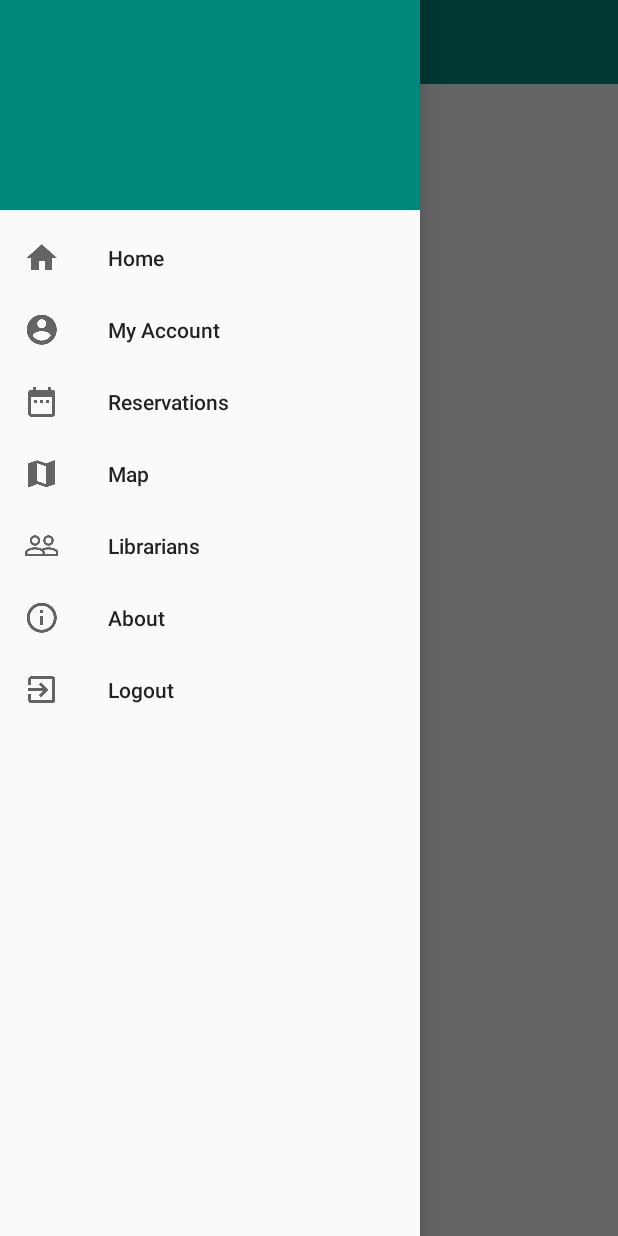
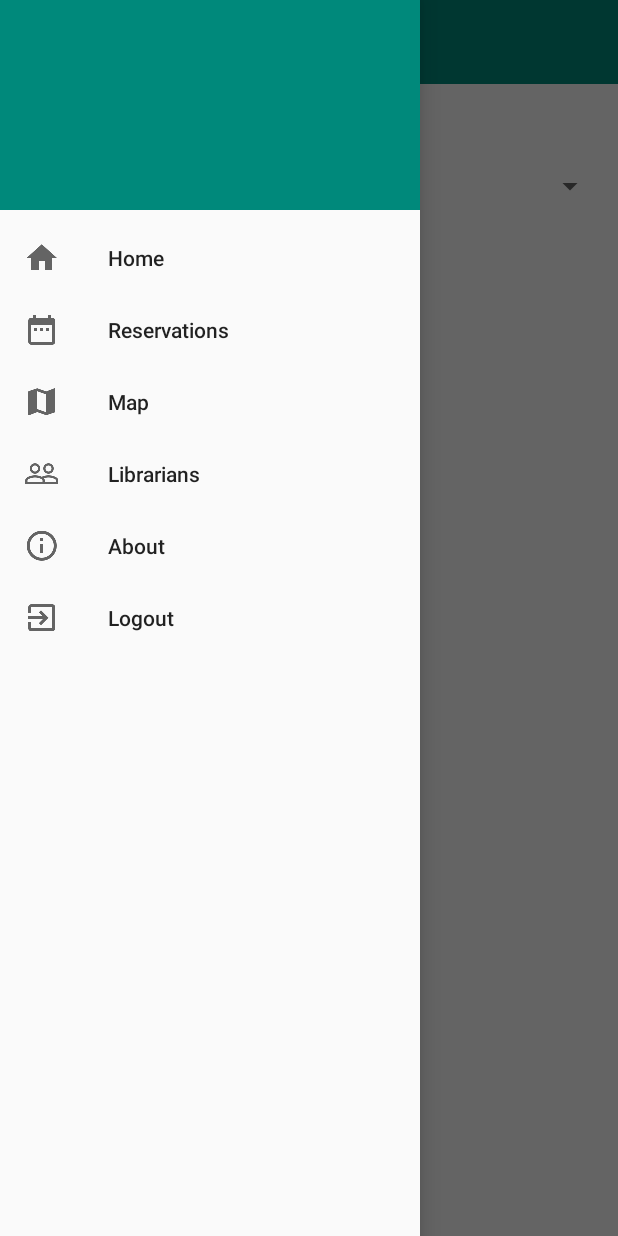
Before and after one commit to AjayArumugam07/BVN_Library, an Android app: the SearchScreen screen opened directly, with no data from a screen before it, with the side drawer open, on a phone screen of 412 x 824 dp. Run offline under Robolectric (Android 15) with nearby library versions, the phone set to English and light mode, and no system bars; our stand-ins replace Firebase (no records; nobody signed in at launch, a user with empty details on screens opened directly); libraries missing offline, so code that uses them is left out: com.facebook, com.facebook.login; 2 statements that could not run were skipped.

Commit message:
31 Adding Searchbar to Search Screen and Removing My Account

```diff
--- a/BVNLibrary/app/src/main/AndroidManifest.xml
+++ b/BVNLibrary/app/src/main/AndroidManifest.xml
@@ -22,7 +22,6 @@
         <activity android:name=".CreateUser" />
         <activity android:name=".HomeScreen" />
         <activity android:name=".DrawerMenu" />
-        <activity android:name=".MyAccount" />
         <activity android:name=".Reservations" />
         <activity android:name=".Map" />
         <activity android:name=".Librarians" />
--- a/BVNLibrary/app/src/main/java/com/imaginationcreators/bvnlibrary/DrawerMenu.java
+++ b/BVNLibrary/app/src/main/java/com/imaginationcreators/bvnlibrary/DrawerMenu.java
@@ -54,10 +54,6 @@ public class DrawerMenu extends AppCompatActivity {
                         startActivity(new Intent(DrawerMenu.this, HomeScreen.class));
                         finish();
                         break;
-                    case R.id.myAccount:
-                        startActivity(new Intent(DrawerMenu.this, MyAccount.class));
-                        finish();
-                        break;
                     case R.id.reservations:
                         startActivity(new Intent(DrawerMenu.this, Reservations.class));
                         finish();
--- a/BVNLibrary/app/src/main/java/com/imaginationcreators/bvnlibrary/Search.java
+++ b/BVNLibrary/app/src/main/java/com/imaginationcreators/bvnlibrary/Search.java
@@ -60,6 +60,7 @@ public class Search {
                         {
                             searchResults.add(searchSample.get(j));
                             Log.d(TAG, searchSample.get(j).getTitle());
+                            Log.d(TAG, "onCompltesete: " + titleArray.length);
                         }
                         if (searchType.equals("Author") && (searchSample.get(j).getAuthorFirstName().toLowerCase().contains(titleArray[i]) || searchSample.get(j).getAuthorLastName().toLowerCase().contains(titleArray[i])))
                         {
@@ -77,7 +78,7 @@ public class Search {
                                 searchSample.get(j).getISBN().contains(titleArray[i]))
                         {
                             searchResults.add(searchSample.get(j));
-                            Log.d(TAG, searchSample.get(j).getTitle());
+                            //Log.d(TAG, searchSample.get(j).getTitle());
                         }
                     }
                 }
--- a/BVNLibrary/app/src/main/java/com/imaginationcreators/bvnlibrary/SearchScreen.java
+++ b/BVNLibrary/app/src/main/java/com/imaginationcreators/bvnlibrary/SearchScreen.java
@@ -31,7 +31,7 @@ public class SearchScreen extends DrawerMenu {
             @Override
             public void onComplete(@NonNull Task<ArrayList<Books>> task) {
                 AssignBook assignBook = new AssignBook();
-                assignBook.checkoutReserveBook(search.searchResults.get(1));
+                assignBook.checkoutReserveBook(search.searchResults.get(0));
                 recyclerView = (RecyclerView) findViewById(R.id.recyclerView);
                 recyclerView.setHasFixedSize(true);
                 recyclerView.setLayoutManager(new LinearLayoutManager(SearchScreen.this));
--- a/BVNLibrary/app/src/main/res/layout/search_screen.xml
+++ b/BVNLibrary/app/src/main/res/layout/search_screen.xml
@@ -1,14 +1,45 @@
 <?xml version="1.0" encoding="utf-8"?>
-<RelativeLayout xmlns:android="http://schemas.android.com/apk/res/android"
+<android.support.constraint.ConstraintLayout xmlns:android="http://schemas.android.com/apk/res/android"
     xmlns:app="http://schemas.android.com/apk/res-auto"
     xmlns:tools="http://schemas.android.com/tools"
     android:layout_width="match_parent"
     android:layout_height="match_parent"
     tools:context="com.imaginationcreators.bvnlibrary.SearchScreen">
 
+    <SearchView
+        android:id="@+id/searchBar"
+        android:layout_width="0dp"
+        android:layout_height="wrap_content"
+        android:layout_marginEnd="8dp"
+        android:layout_marginStart="8dp"
+        android:layout_marginTop="32dp"
+        app:layout_constraintEnd_toStartOf="@+id/spinner"
+        app:layout_constraintHorizontal_bias="0.076"
+        app:layout_constraintStart_toStartOf="parent"
+        app:layout_constraintTop_toTopOf="parent">
+
+    </SearchView>
+
+    <Spinner
+        android:id="@+id/spinner"
+        android:layout_width="wrap_content"
+        android:layout_height="wrap_content"
+        android:layout_marginEnd="8dp"
+        app:layout_constraintBottom_toBottomOf="@+id/searchBar"
+        app:layout_constraintEnd_toEndOf="parent" />
+
     <android.support.v7.widget.RecyclerView
         android:id="@+id/recyclerView"
         android:layout_width="match_parent"
-        android:layout_height="match_parent"></android.support.v7.widget.RecyclerView>
+        android:layout_height="wrap_content"
+        android:layout_marginBottom="8dp"
+        android:layout_marginEnd="8dp"
+        android:layout_marginStart="8dp"
+        android:layout_marginTop="8dp"
+        app:layout_constraintBottom_toBottomOf="parent"
+        app:layout_constraintEnd_toEndOf="parent"
+        app:layout_constraintHorizontal_bias="0.0"
+        app:layout_constraintStart_toStartOf="parent"
+        app:layout_constraintTop_toBottomOf="@+id/searchBar"></android.support.v7.widget.RecyclerView>
 
-</RelativeLayout>
+</android.support.constraint.ConstraintLayout>
--- a/BVNLibrary/app/src/main/res/menu/drawer_items.xml
+++ b/BVNLibrary/app/src/main/res/menu/drawer_items.xml
@@ -6,10 +6,6 @@
         android:id="@+id/home"
         android:title="Home"
         android:icon="@mipmap/ic_home_black_24dp"/>
-    <item
-        android:id="@+id/myAccount"
-        android:title="My Account"
-        android:icon="@mipmap/ic_account_circle_black_24dp"/>
 
     <item
         android:id="@+id/reservations"
```
Also changed, not shown: BVNLibrary/app/src/main/java/com/imaginationcreators/bvnlibrary/MyAccount.java (deleted, +0 -15 lines), BVNLibrary/app/src/main/res/layout/book_list.xml (+14 -7 lines), BVNLibrary/app/src/main/res/layout/my_account.xml (deleted, +0 -9 lines).
